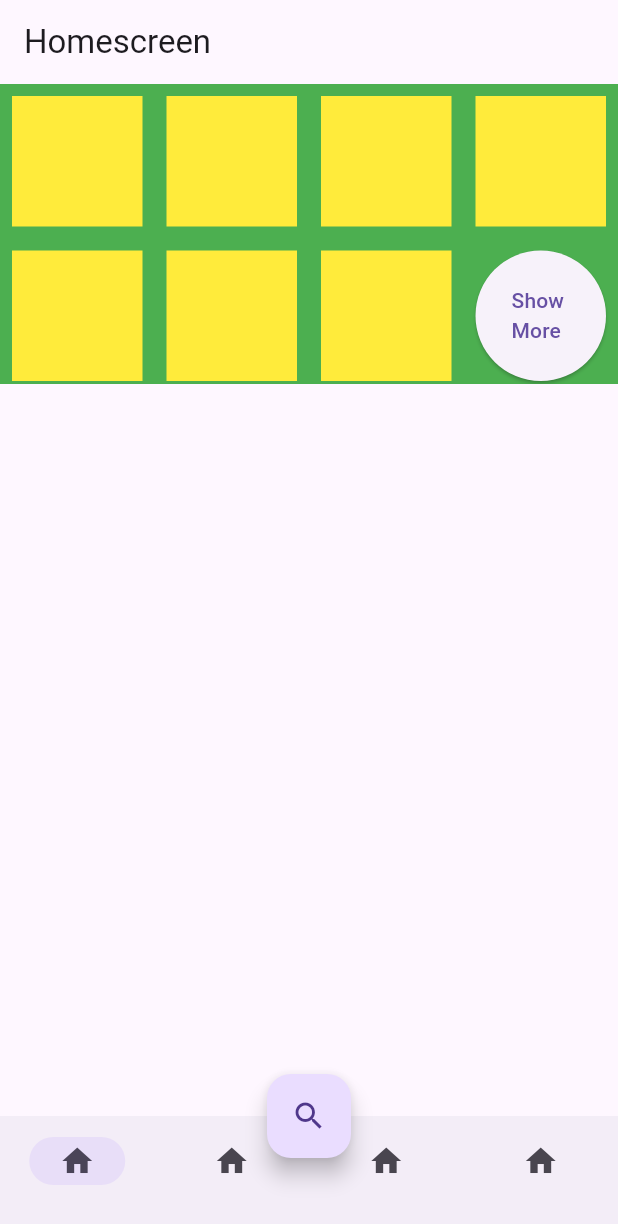
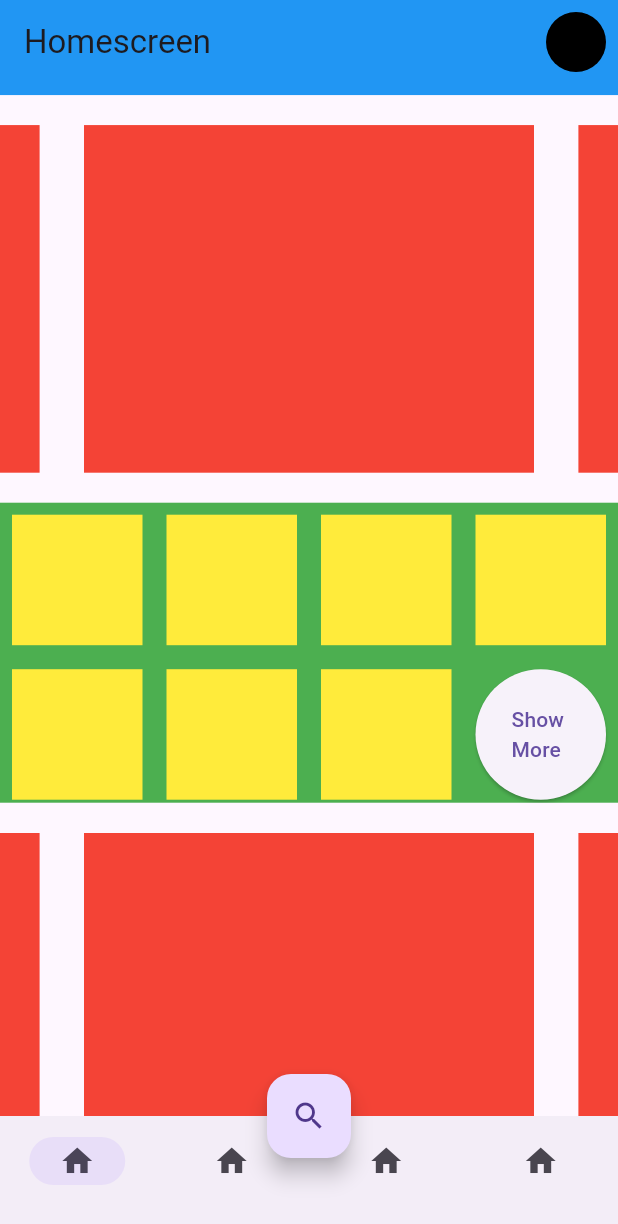
Before and after one commit to sanjay-padanilam/home_service_app, a Flutter app: the screen it shows after launch, on a phone screen of 412 x 824 dp. Shown: the top 1224 px of the screen. Run offline on Flutter 3.47's test engine with Material 3 defaults, Android fonts, the phone set to English and light mode, and no system bars; drawn by our look-alikes of carousel_slider; missing offline and left inert: dart:ffi.

```diff
--- a/lib/view/homescreen/home_screen.dart
+++ b/lib/view/homescreen/home_screen.dart
@@ -1,5 +1,6 @@
 import 'dart:ffi';
 
+import 'package:carousel_slider/carousel_slider.dart';
 import 'package:flutter/material.dart';
 
 class HomeScreen extends StatefulWidget {
@@ -26,16 +27,45 @@ class _HomeScreenState extends State<HomeScreen> {
         NavigationDestination(icon: Icon(Icons.home), label: ''),
         NavigationDestination(icon: Icon(Icons.home), label: ''),
       ]),
-      appBar: AppBar(
+      appBar: PreferredSize(
+        preferredSize: size / 13,
+        child: AppBar(
+          backgroundColor: Colors.blue,
           title: Text('Homescreen'),
+          actions: [
+            Padding(
+              padding: const EdgeInsets.all(8.0),
+              child: CircleAvatar(
+                backgroundColor: Colors.black,
               ),
-      body: Column(
+            )
+          ],
+        ),
+      ),
+      body: SingleChildScrollView(
+        child: Padding(
+          padding: EdgeInsets.symmetric(vertical: 20),
+          child: Column(
             children: [
+              CarouselSlider(
+                  items: List.generate(
+                    10,
+                    (index) => Container(
+                      height: 200,
+                      width: 300,
+                      color: Colors.red,
+                    ),
+                  ),
+                  options: CarouselOptions(autoPlay: true)),
+              SizedBox(
+                height: 20,
+              ),
               Container(
                 height: ismore ? 300 : 200,
                 width: double.infinity,
                 color: Colors.green,
                 child: GridView.builder(
+                  physics: NeverScrollableScrollPhysics(),
                   itemCount: (ismore ? 11 : 8), // Ensure the button always fits
                   gridDelegate: SliverGridDelegateWithFixedCrossAxisCount(
                     crossAxisCount: 4,
@@ -69,7 +99,19 @@ class _HomeScreenState extends State<HomeScreen> {
                 ),
               ),
               SizedBox(height: 20),
+              CarouselSlider(
+                  items: List.generate(
+                    10,
+                    (index) => Container(
+                      height: 200,
+                      width: 300,
+                      color: Colors.red,
+                    ),
+                  ),
+                  options: CarouselOptions())
             ],
+          ),
+        ),
       ),
     );
   }
--- a/pubspec.yaml
+++ b/pubspec.yaml
@@ -35,6 +35,7 @@ dependencies:
   # The following adds the Cupertino Icons font to your application.
   # Use with the CupertinoIcons class for iOS style icons.
   cupertino_icons: ^1.0.8
+  carousel_slider: ^5.0.0
 
 dev_dependencies:
   flutter_test:
```
Also changed, not shown: pubspec.lock. Lines whose indentation alone changed are shown as unchanged.
